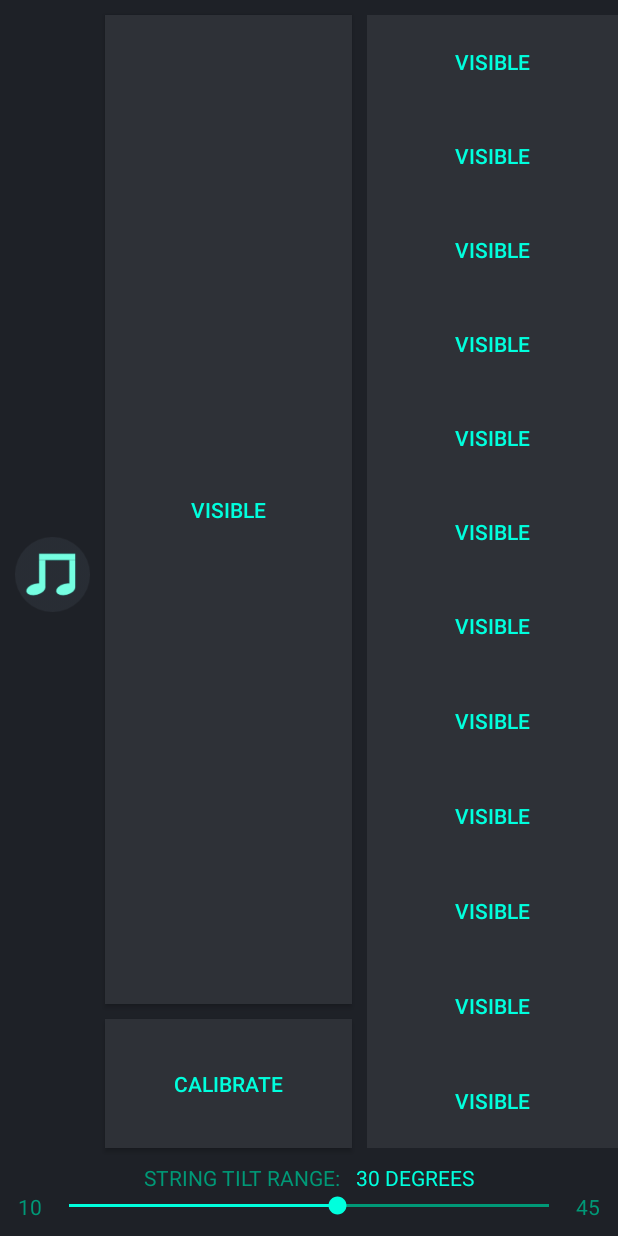
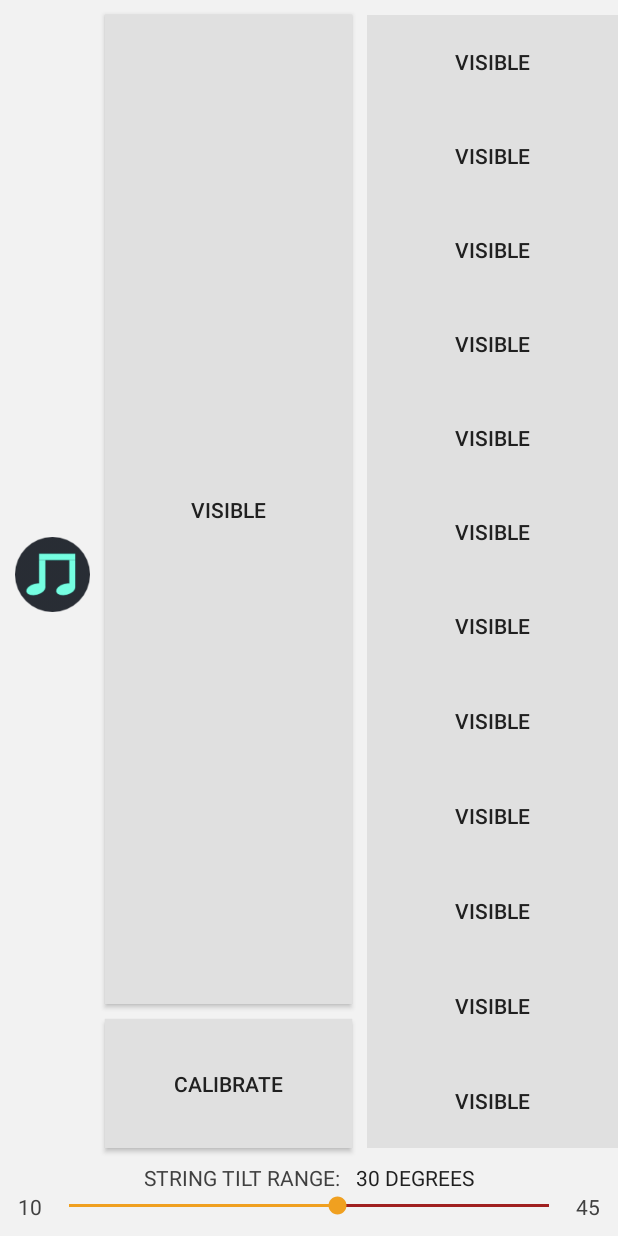
Before and after one commit to kash-patel/Violinistica, an Android app: the CustomiseMode screen opened directly, with no data from a screen before it, on a phone screen of 412 x 824 dp. Run offline under Robolectric (Android 15) with nearby library versions, the phone set to English and light mode, and no system bars.

Commit message:
Gradle and Android SDK version change

```diff
--- a/app/src/main/AndroidManifest.xml
+++ b/app/src/main/AndroidManifest.xml
@@ -1,6 +1,5 @@
 <?xml version="1.0" encoding="utf-8"?>
-<manifest xmlns:android="http://schemas.android.com/apk/res/android"
-    package="com.kashithekash.violinistica">
+<manifest xmlns:android="http://schemas.android.com/apk/res/android">
 
     <uses-permission android:name="android.permission.VIBRATE"/>
     <application
@@ -12,6 +11,7 @@
         android:theme="@style/AppTheme">
         <activity android:name="com.kashithekash.violinistica.PlayMode"
             android:configChanges="orientation"
+            android:exported="true"
             android:screenOrientation="portrait">
             <intent-filter>
                 <action android:name="android.intent.action.MAIN" />
--- a/app/src/main/java/com/kashithekash/violinistica/CustomiseMode.java
+++ b/app/src/main/java/com/kashithekash/violinistica/CustomiseMode.java
@@ -152,10 +152,10 @@ public class CustomiseMode extends Activity {
                 button.setText("Invisible");
             } else if (Constants.getButtonVisibility(button.getId()) == View.GONE) {
                 button.setBackgroundColor(getResources().getColor(R.color.background));
-                button.setTextColor(getResources().getColor(R.color.textDarker));
+                button.setTextColor(getResources().getColor(R.color.textAlt));
                 button.setText("Gone");
             } else {
-                button.setBackgroundColor(getResources().getColor(R.color.backgroundLight));
+                button.setBackgroundColor(getResources().getColor(R.color.backgroundAlt));
                 button.setTextColor(getResources().getColor(R.color.text));
                 button.setText("Visible");
             }
--- a/app/src/main/java/com/kashithekash/violinistica/PlayMode.java
+++ b/app/src/main/java/com/kashithekash/violinistica/PlayMode.java
@@ -7,6 +7,7 @@ import android.hardware.Sensor;
 import android.hardware.SensorEvent;
 import android.hardware.SensorEventListener;
 import android.hardware.SensorManager;
+import android.media.AudioAttributes;
 import android.media.AudioManager;
 import android.media.SoundPool;
 import android.os.Build;
@@ -226,12 +227,12 @@ public class PlayMode extends Activity {
 
             if (event.getAction() == MotionEvent.ACTION_DOWN) {
                 v.setBackgroundColor(getResources().getColor(R.color.background));
-                ((Button) v).setTextColor(getResources().getColor(R.color.textDarker));
+                ((Button) v).setTextColor(getResources().getColor(R.color.textAlt));
                 playModeHelper.updateFingerPosition(v);
             }
 
             if (event.getAction() == MotionEvent.ACTION_UP) {
-                v.setBackgroundColor(getResources().getColor(R.color.backgroundLight));
+                v.setBackgroundColor(getResources().getColor(R.color.backgroundAlt));
                 ((Button) v).setTextColor(getResources().getColor(R.color.text));
                 playModeHelper.updateFingerPosition(null);
             }
--- a/app/src/main/java/com/kashithekash/violinistica/PlayModeHelper.java
+++ b/app/src/main/java/com/kashithekash/violinistica/PlayModeHelper.java
@@ -30,7 +30,7 @@ public class PlayModeHelper {
     private String[] dStringNotes = {"D", "D#", "E", "F", "F#", "G", "G#", "A", "A#", "B", "C", "C#"};
     private String[] aStringNotes = {"A", "A#", "B", "C", "C#", "D", "D#", "E", "F", "F#", "G", "G#"};
     private String[] eStringNotes = {"E", "F", "F#", "G", "G#", "A", "A#", "B", "C", "C#", "D", "D#"};
-    private String[] currentStringNotes = null;
+    private String[] currentStringNotes = aStringNotes;
 
     /**
      * Sets local float deltaRoll to the value of the argument newDeltaRoll.
--- a/app/src/main/res/layout/customise_mode_layout.xml
+++ b/app/src/main/res/layout/customise_mode_layout.xml
@@ -28,34 +28,34 @@
         android:id="@+id/playOpenStringButton"
         android:layout_width="0dp"
         android:layout_height="0dp"
-        android:background="@color/backgroundLight"
+        android:layout_marginLeft="10dp"
+        android:layout_marginTop="10dp"
+        android:layout_marginRight="10dp"
+        android:layout_marginBottom="10dp"
+        android:background="@color/backgroundAlt"
+        android:text="Visible"
         android:textColor="@color/text"
-        android:layout_marginRight="10dp"
-        android:layout_marginLeft="10dp"
-        android:layout_marginBottom="10dp"
-        android:layout_marginTop="10dp"
-        android:text="Visible"
-        app:layout_constraintWidth_percent="0.4"
+        app:layout_constraintBottom_toTopOf="@id/calibrateButton"
         app:layout_constraintHeight_percent="0.8"
         app:layout_constraintLeft_toRightOf="@id/activitySwitchButton"
         app:layout_constraintRight_toLeftOf="@id/noteButtonHolder"
         app:layout_constraintTop_toTopOf="parent"
-        app:layout_constraintBottom_toTopOf="@id/calibrateButton"/>
+        app:layout_constraintWidth_percent="0.4" />
 
     <Button
         android:id="@+id/calibrateButton"
         android:layout_width="0dp"
         android:layout_height="0dp"
-        android:background="@color/backgroundLight"
+        android:layout_marginLeft="10dp"
+        android:layout_marginRight="10dp"
+        android:background="@color/backgroundAlt"
+        android:text="Calibrate"
         android:textColor="@color/text"
-        android:layout_marginRight="10dp"
-        android:layout_marginLeft="10dp"
-        android:text="Calibrate"
-        app:layout_constraintWidth_percent="0.4"
+        app:layout_constraintBottom_toTopOf="@id/stringTiltRangeSliderView"
         app:layout_constraintLeft_toRightOf="@id/activitySwitchButton"
         app:layout_constraintRight_toLeftOf="@id/noteButtonHolder"
         app:layout_constraintTop_toBottomOf="@id/playOpenStringButton"
-        app:layout_constraintBottom_toTopOf="@id/stringTiltRangeSliderView"/>
+        app:layout_constraintWidth_percent="0.4" />
 
     <LinearLayout
         android:id="@+id/noteButtonHolder"
@@ -70,161 +70,160 @@
 
         <Button
             android:id="@+id/noteButton1"
-            android:background="@color/backgroundLight"
-            android:textColor="@color/text"
             android:layout_width="match_parent"
             android:layout_height="0dp"
             android:layout_weight="1"
+            android:background="@color/backgroundAlt"
             android:text="Visible"
+            android:textColor="@color/text"
+            app:layout_constraintBottom_toTopOf="@id/noteButton2"
             app:layout_constraintLeft_toLeftOf="parent"
             app:layout_constraintRight_toRightOf="parent"
-            app:layout_constraintTop_toTopOf="parent"
-            app:layout_constraintBottom_toTopOf="@id/noteButton2"
-            />
+            app:layout_constraintTop_toTopOf="parent" />
 
         <Button
             android:id="@+id/noteButton2"
-            android:background="@color/backgroundLight"
-            android:textColor="@color/text"
             android:layout_width="match_parent"
             android:layout_height="0dp"
             android:layout_weight="1"
+            android:background="@color/backgroundAlt"
             android:text="Visible"
+            android:textColor="@color/text"
+            app:layout_constraintBottom_toTopOf="@id/noteButton3"
+            app:layout_constraintLeft_toLeftOf="parent"
             app:layout_constraintRight_toRightOf="parent"
-            app:layout_constraintLeft_toLeftOf="parent"
-            app:layout_constraintTop_toBottomOf="@id/noteButton1"
-            app:layout_constraintBottom_toTopOf="@id/noteButton3"/>
+            app:layout_constraintTop_toBottomOf="@id/noteButton1" />
 
         <Button
             android:id="@+id/noteButton3"
-            android:background="@color/backgroundLight"
-            android:textColor="@color/text"
             android:layout_width="match_parent"
             android:layout_height="0dp"
             android:layout_weight="1"
+            android:background="@color/backgroundAlt"
             android:text="Visible"
+            android:textColor="@color/text"
+            app:layout_constraintBottom_toTopOf="@id/noteButton4"
             app:layout_constraintLeft_toLeftOf="parent"
             app:layout_constraintRight_toRightOf="parent"
-            app:layout_constraintTop_toBottomOf="@id/noteButton2"
-            app:layout_constraintBottom_toTopOf="@id/noteButton4"/>
+            app:layout_constraintTop_toBottomOf="@id/noteButton2" />
 
         <Button
             android:id="@+id/noteButton4"
-            android:background="@color/backgroundLight"
-            android:textColor="@color/text"
             android:layout_width="match_parent"
             android:layout_height="0dp"
             android:layout_weight="1"
+            android:background="@color/backgroundAlt"
             android:text="Visible"
+            android:textColor="@color/text"
+            app:layout_constraintBottom_toTopOf="@id/noteButton5"
             app:layout_constraintLeft_toLeftOf="parent"
             app:layout_constraintRight_toRightOf="parent"
-            app:layout_constraintTop_toBottomOf="@id/noteButton3"
-            app:layout_constraintBottom_toTopOf="@id/noteButton5"/>
+            app:layout_constraintTop_toBottomOf="@id/noteButton3" />
 
         <Button
             android:id="@+id/noteButton5"
-            android:background="@color/backgroundLight"
-            android:textColor="@color/text"
             android:layout_width="match_parent"
             android:layout_height="0dp"
             android:layout_weight="1"
+            android:background="@color/backgroundAlt"
             android:text="Visible"
+            android:textColor="@color/text"
+            app:layout_constraintBottom_toTopOf="@id/noteButton6"
             app:layout_constraintLeft_toLeftOf="parent"
             app:layout_constraintRight_toRightOf="parent"
-            app:layout_constraintTop_toBottomOf="@id/noteButton4"
-            app:layout_constraintBottom_toTopOf="@id/noteButton6"/>
+            app:layout_constraintTop_toBottomOf="@id/noteButton4" />
 
         <Button
             android:id="@+id/noteButton6"
-            android:background="@color/backgroundLight"
-            android:textColor="@color/text"
             android:layout_width="match_parent"
             android:layout_height="0dp"
             android:layout_weight="1"
+            android:background="@color/backgroundAlt"
             android:text="Visible"
+            android:textColor="@color/text"
+            app:layout_constraintBottom_toTopOf="@id/noteButton7"
             app:layout_constraintLeft_toLeftOf="parent"
             app:layout_constraintRight_toRightOf="parent"
-            app:layout_constraintTop_toBottomOf="@id/noteButton5"
-            app:layout_constraintBottom_toTopOf="@id/noteButton7"/>
+            app:layout_constraintTop_toBottomOf="@id/noteButton5" />
 
         <Button
             android:id="@+id/noteButton7"
-            android:background="@color/backgroundLight"
-            android:textColor="@color/text"
             android:layout_width="match_parent"
             android:layout_height="0dp"
             android:layout_weight="1"
+            android:background="@color/backgroundAlt"
             android:text="Visible"
             android:textAllCaps="true"
+            android:textColor="@color/text"
+            app:layout_constraintBottom_toTopOf="@id/noteButton8"
             app:layout_constraintLeft_toLeftOf="parent"
             app:layout_constraintRight_toRightOf="parent"
-            app:layout_constraintTop_toBottomOf="@id/noteButton6"
-            app:layout_constraintBottom_toTopOf="@id/noteButton8"  />
+            app:layout_constraintTop_toBottomOf="@id/noteButton6" />
 
         <Button
             android:id="@+id/noteButton8"
-            android:background="@color/backgroundLight"
-            android:textColor="@color/text"
             android:layout_width="match_parent"
             android:layout_height="0dp"
             android:layout_weight="1"
+            android:background="@color/backgroundAlt"
             android:text="Visible"
+            android:textColor="@color/text"
+            app:layout_constraintBottom_toTopOf="@id/noteButton9"
             app:layout_constraintLeft_toLeftOf="parent"
             app:layout_constraintRight_toRightOf="parent"
-            app:layout_constraintTop_toBottomOf="@id/noteButton7"
-            app:layout_constraintBottom_toTopOf="@id/noteButton9"/>
+            app:layout_constraintTop_toBottomOf="@id/noteButton7" />
 
         <Button
             android:id="@+id/noteButton9"
-            android:background="@color/backgroundLight"
-            android:textColor="@color/text"
             android:layout_width="match_parent"
             android:layout_height="0dp"
             android:layout_weight="1"
+            android:background="@color/backgroundAlt"
             android:text="Visible"
+            android:textColor="@color/text"
+            app:layout_constraintBottom_toTopOf="@id/noteButton10"
             app:layout_constraintLeft_toLeftOf="parent"
             app:layout_constraintRight_toRightOf="parent"
-            app:layout_constraintTop_toBottomOf="@id/noteButton8"
-            app:layout_constraintBottom_toTopOf="@id/noteButton10" />
+            app:layout_constraintTop_toBottomOf="@id/noteButton8" />
 
         <Button
             android:id="@+id/noteButton10"
-            android:background="@color/backgroundLight"
-            android:textColor="@color/text"
             android:layout_width="match_parent"
             android:layout_height="0dp"
             android:layout_weight="1"
+            android:background="@color/backgroundAlt"
             android:text="Visible"
+            android:textColor="@color/text"
+            app:layout_constraintBottom_toTopOf="@id/noteButton11"
             app:layout_constraintLeft_toLeftOf="parent"
             app:layout_constraintRight_toRightOf="parent"
-            app:layout_constraintTop_toBottomOf="@id/noteButton9"
-            app:layout_constraintBottom_toTopOf="@id/noteButton11" />
+            app:layout_constraintTop_toBottomOf="@id/noteButton9" />
 
         <Button
             android:id="@+id/noteButton11"
-            android:background="@color/backgroundLight"
-            android:textColor="@color/text"
             android:layout_width="match_parent"
             android:layout_height="0dp"
             android:layout_weight="1"
+            android:background="@color/backgroundAlt"
             android:text="Visible"
+            android:textColor="@color/text"
+            app:layout_constraintBottom_toTopOf="@id/noteButton12"
             app:layout_constraintLeft_toLeftOf="parent"
             app:layout_constraintRight_toRightOf="parent"
-            app:layout_constraintTop_toBottomOf="@id/noteButton10"
-            app:layout_constraintBottom_toTopOf="@id/noteButton12"/>
+            app:layout_constraintTop_toBottomOf="@id/noteButton10" />
 
         <Button
             android:id="@+id/noteButton12"
-            android:background="@color/backgroundLight"
-            android:textColor="@color/text"
             android:layout_width="match_parent"
             android:layout_height="0dp"
             android:layout_weight="1"
+            android:background="@color/backgroundAlt"
             android:text="Visible"
+            android:textColor="@color/text"
+            app:layout_constraintBottom_toBottomOf="parent"
             app:layout_constraintLeft_toLeftOf="parent"
             app:layout_constraintRight_toRightOf="parent"
-            app:layout_constraintTop_toBottomOf="@id/noteButton11"
-            app:layout_constraintBottom_toBottomOf="parent" />
+            app:layout_constraintTop_toBottomOf="@id/noteButton11" />
 
     </LinearLayout>
 
@@ -248,10 +247,9 @@
                 android:layout_height="wrap_content"
                 android:layout_marginRight="10dp"
                 android:gravity="center"
-                android:textColor="@color/textDarker"
+                android:text="String Tilt Range:"
                 android:textAllCaps="true"
-                android:text="String Tilt Range:"
-                />
+                android:textColor="@color/textAlt" />
             <TextView
                 android:id="@+id/currentStringTiltRange"
                 android:layout_width="wrap_content"
@@ -274,8 +272,8 @@
                 android:layout_height="wrap_content"
                 android:layout_marginLeft="10dp"
                 android:gravity="center"
-                android:textColor="@color/textDarker"
-                android:textAllCaps="true" />
+                android:textAllCaps="true"
+                android:textColor="@color/textAlt" />
 
             <SeekBar
                 android:id="@+id/stringTiltRangeSlider"
@@ -297,8 +295,8 @@
                 android:layout_height="wrap_content"
                 android:layout_marginRight="10dp"
                 android:gravity="center"
-                android:textColor="@color/textDarker"
-                android:textAllCaps="true" />
+                android:textAllCaps="true"
+                android:textColor="@color/textAlt" />
 
         </LinearLayout>
     </LinearLayout>
--- a/app/src/main/res/values/colors.xml
+++ b/app/src/main/res/values/colors.xml
@@ -7,10 +7,17 @@
     <color name="colorPrimaryDark">#929292</color>
     <color name="colorAccent">#03DAC5</color>
 
-    <color name="text">#00FFDD</color>
-    <color name="textDarker">#009977</color>
-    <color name="background">#1E2127</color>
-    <color name="backgroundLight">#2E3137</color>
-    <color name="progressTint">#00FFDD</color>
-    <color name="progressBackground">#009977</color>
+<!--    <color name="text">#00FFDD</color>-->
+<!--    <color name="textDarker">#009977</color>-->
+<!--    <color name="background">#1E2127</color>-->
+<!--    <color name="backgroundLight">#2E3137</color>-->
+<!--    <color name="progressTint">#00FFDD</color>-->
+<!--    <color name="progressBackground">#009977</color>-->
+
+    <color name="text">#202020</color>
+    <color name="textAlt">#404040</color>
+    <color name="background">#F2F2F2</color>
+    <color name="backgroundAlt">#E0E0E0</color>
+    <color name="progressTint">#F0A020</color>
+    <color name="progressBackground">#A02020</color>
 </resources>
--- a/build.gradle
+++ b/build.gradle
@@ -8,7 +8,7 @@ buildscript {
 
     }
     dependencies {
-        classpath 'com.android.tools.build:gradle:4.2.2'
+        classpath 'com.android.tools.build:gradle:8.0.1'
 //        classpath 'com.android.tools.build:gradle:3.6.3'
 
 
--- a/gradle.properties
+++ b/gradle.properties
@@ -17,3 +17,6 @@ org.gradle.jvmargs=-Xmx1536m
 android.useAndroidX=true
 # Automatically convert third-party libraries to use AndroidX
 android.enableJetifier=true
+android.defaults.buildfeatures.buildconfig=true
+android.nonTransitiveRClass=false
+android.nonFinalResIds=false
```
Also changed, not shown: app/build.gradle (+8 -8 lines), app/src/main/res/layout/play_mode_layout.xml (+56 -55 lines), gradle/wrapper/gradle-wrapper.properties.
